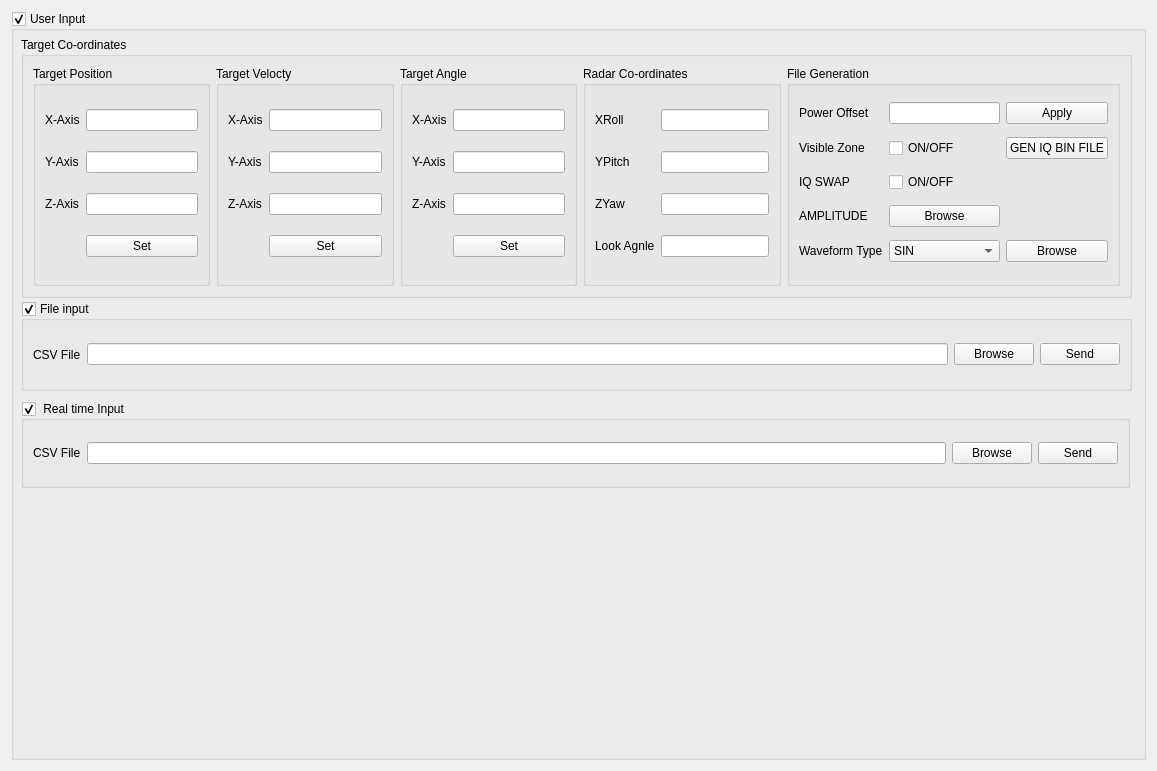
razzzz87/TargetEchoGen, file TargetEchoGen/fileprocessing.ui: the form before one commit.
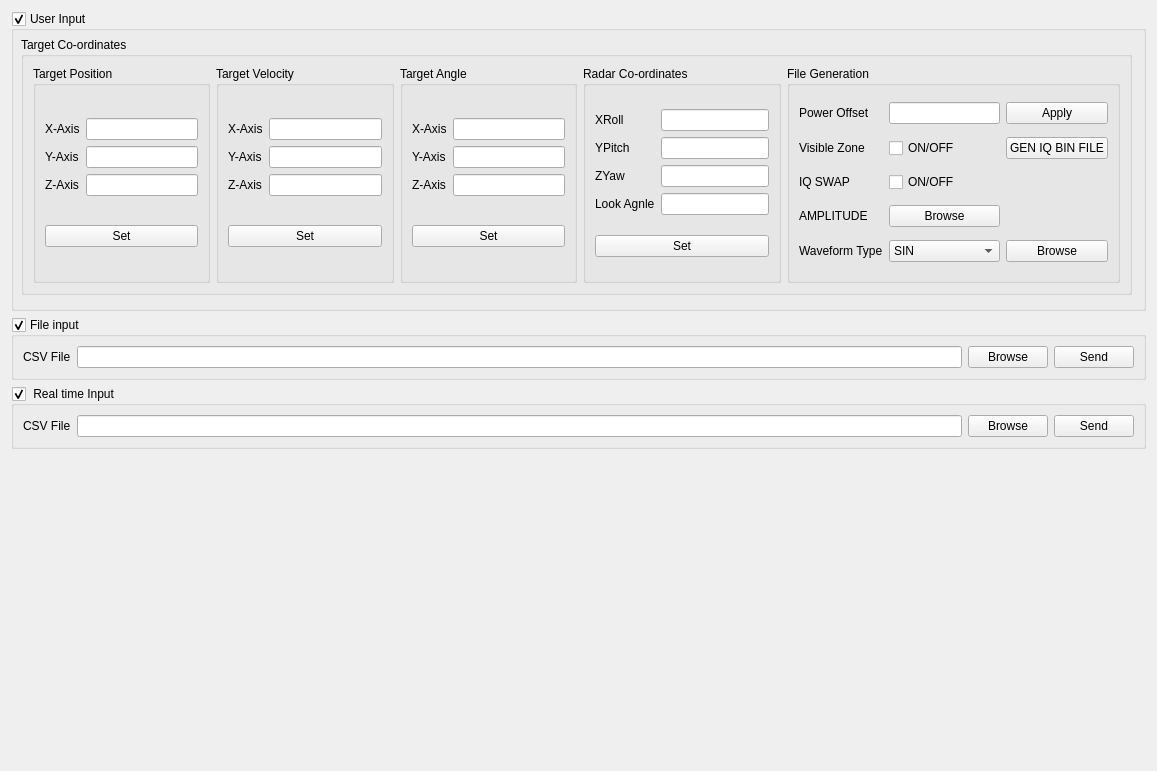
The form after the commit.

Commit message: Update name in file processing tab as per the label

What changed in the file:
```diff
--- a/TargetEchoGen/fileprocessing.ui
+++ b/TargetEchoGen/fileprocessing.ui
@@ -13,9 +13,15 @@
   <property name="windowTitle">
    <string>Form</string>
   </property>
-  <layout class="QHBoxLayout" name="horizontalLayout">
+  <layout class="QVBoxLayout" name="verticalLayout_5">
    <item>
-    <widget class="QGroupBox" name="groupBox">
+    <widget class="QGroupBox" name="GRpBoxUserInput">
+     <property name="minimumSize">
+      <size>
+       <width>600</width>
+       <height>300</height>
+      </size>
+     </property>
      <property name="title">
       <string>User Input</string>
      </property>
@@ -28,7 +34,7 @@
         <x>10</x>
         <y>26</y>
         <width>1111</width>
-        <height>261</height>
+        <height>258</height>
        </rect>
       </property>
       <property name="title">
@@ -43,17 +49,28 @@
          <property name="title">
           <string>Target Position</string>
          </property>
-         <layout class="QHBoxLayout" name="horizontalLayout_2">
-          <property name="topMargin">
-           <number>9</number>
-          </property>
+         <layout class="QVBoxLayout" name="verticalLayout">
           <item>
            <layout class="QGridLayout" name="gridLayout">
-            <item row="0" column="1">
-             <widget class="QLineEdit" name="lineEdit"/>
-            </item>
             <item row="1" column="1">
-             <widget class="QLineEdit" name="lineEdit_3"/>
+             <widget class="QLineEdit" name="LeFPTPYAxis"/>
+            </item>
+            <item row="1" column="0">
+             <widget class="QLabel" name="LblFPTPYAxis">
+              <property name="text">
+               <string>Y-Axis</string>
+              </property>
+             </widget>
+            </item>
+            <item row="0" column="1">
+             <widget class="QLineEdit" name="LeFPTPXAxis"/>
+            </item>
+            <item row="2" column="0">
+             <widget class="QLabel" name="LblFPTPZAxis">
+              <property name="text">
+               <string>Z-Axis</string>
+              </property>
+             </widget>
             </item>
             <item row="2" column="1">
              <widget class="QLineEdit" name="lineEdit_2"/>
@@ -65,42 +82,31 @@
               </property>
              </widget>
             </item>
-            <item row="2" column="0">
-             <widget class="QLabel" name="label_3">
-              <property name="text">
-               <string>Z-Axis</string>
-              </property>
-             </widget>
-            </item>
-            <item row="1" column="0">
-             <widget class="QLabel" name="label_2">
-              <property name="text">
-               <string>Y-Axis</string>
-              </property>
-             </widget>
-            </item>
-            <item row="3" column="1">
-             <widget class="QPushButton" name="pushButton_5">
+           </layout>
+          </item>
+          <item>
+           <widget class="QPushButton" name="PbFPTargetPostion">
               <property name="text">
                <string>Set</string>
               </property>
              </widget>
             </item>
            </layout>
-          </item>
-         </layout>
         </widget>
        </item>
        <item>
         <widget class="QGroupBox" name="groupBox_4">
          <property name="title">
-          <string>Target Velocty</string>
+          <string>Target Velocity</string>
          </property>
-         <layout class="QHBoxLayout" name="horizontalLayout_4">
+         <layout class="QVBoxLayout" name="verticalLayout_2">
           <item>
            <layout class="QGridLayout" name="gridLayout_2">
-            <item row="0" column="1">
-             <widget class="QLineEdit" name="lineEdit_4"/>
+            <item row="1" column="1">
+             <widget class="QLineEdit" name="LeFPTVYAxis"/>
+            </item>
+            <item row="2" column="1">
+             <widget class="QLineEdit" name="LeFPTVZAxis"/>
             </item>
             <item row="2" column="0">
              <widget class="QLabel" name="label_6">
@@ -109,6 +115,9 @@
               </property>
              </widget>
             </item>
+            <item row="0" column="1">
+             <widget class="QLineEdit" name="LelFPTVXAxis"/>
+            </item>
             <item row="1" column="0">
              <widget class="QLabel" name="label_5">
               <property name="text">
@@ -123,22 +132,16 @@
               </property>
              </widget>
             </item>
-            <item row="1" column="1">
-             <widget class="QLineEdit" name="lineEdit_6"/>
-            </item>
-            <item row="2" column="1">
-             <widget class="QLineEdit" name="lineEdit_5"/>
-            </item>
-            <item row="3" column="1">
-             <widget class="QPushButton" name="pushButton_6">
+           </layout>
+          </item>
+          <item>
+           <widget class="QPushButton" name="PbFPTargetVelocity">
               <property name="text">
                <string>Set</string>
               </property>
              </widget>
             </item>
            </layout>
-          </item>
-         </layout>
         </widget>
        </item>
        <item>
@@ -146,21 +149,17 @@
          <property name="title">
           <string>Target Angle</string>
          </property>
-         <layout class="QHBoxLayout" name="horizontalLayout_3">
+         <layout class="QVBoxLayout" name="verticalLayout_3">
           <item>
            <layout class="QGridLayout" name="gridLayout_3">
-            <item row="2" column="1">
-             <widget class="QLineEdit" name="lineEdit_8"/>
-            </item>
-            <item row="1" column="0">
-             <widget class="QLabel" name="label_8">
-              <property name="text">
-               <string>Y-Axis</string>
-              </property>
-             </widget>
+            <item row="0" column="1">
+             <widget class="QLineEdit" name="LeFPTAXAxis"/>
             </item>
             <item row="1" column="1">
-             <widget class="QLineEdit" name="lineEdit_9"/>
+             <widget class="QLineEdit" name="LeFPTAYAxis"/>
+            </item>
+            <item row="2" column="1">
+             <widget class="QLineEdit" name="LeFPTAZAxis"/>
             </item>
             <item row="2" column="0">
              <widget class="QLabel" name="label_9">
@@ -169,8 +168,12 @@
               </property>
              </widget>
             </item>
-            <item row="0" column="1">
-             <widget class="QLineEdit" name="lineEdit_7"/>
+            <item row="1" column="0">
+             <widget class="QLabel" name="LblFPTAYAxis">
+              <property name="text">
+               <string>Y-Axis</string>
+              </property>
+             </widget>
             </item>
             <item row="0" column="0">
              <widget class="QLabel" name="label_7">
@@ -179,7 +182,9 @@
               </property>
              </widget>
             </item>
-            <item row="3" column="1">
+           </layout>
+          </item>
+          <item>
              <widget class="QPushButton" name="pushButton_7">
               <property name="text">
                <string>Set</string>
@@ -187,8 +192,6 @@
              </widget>
             </item>
            </layout>
-          </item>
-         </layout>
         </widget>
        </item>
        <item>
@@ -196,7 +199,7 @@
          <property name="title">
           <string>Radar Co-ordinates</string>
          </property>
-         <layout class="QHBoxLayout" name="horizontalLayout_7">
+         <layout class="QVBoxLayout" name="verticalLayout_4">
           <item>
            <layout class="QGridLayout" name="gridLayout_4">
             <item row="1" column="0">
@@ -241,6 +244,13 @@
             </item>
            </layout>
           </item>
+          <item>
+           <widget class="QPushButton" name="pushButton_12">
+            <property name="text">
+             <string>Set</string>
+            </property>
+           </widget>
+          </item>
          </layout>
         </widget>
        </item>
@@ -398,15 +408,10 @@
        </item>
       </layout>
      </widget>
+    </widget>
+   </item>
+   <item>
      <widget class="QGroupBox" name="groupBox_9">
-      <property name="geometry">
-       <rect>
-        <x>10</x>
-        <y>290</y>
-        <width>1111</width>
-        <height>90</height>
-       </rect>
-      </property>
       <property name="title">
        <string>File input</string>
       </property>
@@ -440,15 +445,9 @@
        </item>
       </layout>
      </widget>
+   </item>
+   <item>
      <widget class="QGroupBox" name="groupBox_10">
-      <property name="geometry">
-       <rect>
-        <x>10</x>
-        <y>390</y>
-        <width>1109</width>
-        <height>87</height>
-       </rect>
-      </property>
       <property name="title">
        <string> Real time Input</string>
       </property>
@@ -482,7 +481,19 @@
        </item>
       </layout>
      </widget>
-    </widget>
+   </item>
+   <item>
+    <spacer name="verticalSpacer">
+     <property name="orientation">
+      <enum>Qt::Orientation::Vertical</enum>
+     </property>
+     <property name="sizeHint" stdset="0">
+      <size>
+       <width>20</width>
+       <height>40</height>
+      </size>
+     </property>
+    </spacer>
    </item>
   </layout>
  </widget>
```
Left out of the diff: 24 changed lines with no effect on the pictures. Lines whose indentation alone changed are shown as unchanged. The commit also changes 2 other files.
